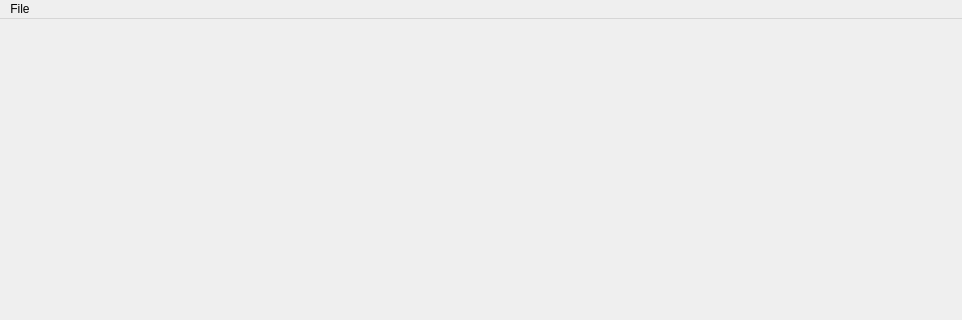
This is ActiveContours/UI/forms/mainwindow.ui in Theo-Silfa/GeoActiveContours as Qt 5 draws it before an edit; both pictures show x 0 to 962 and y 0 to 320 of the 962 by 604 pixel window. The edited form follows.
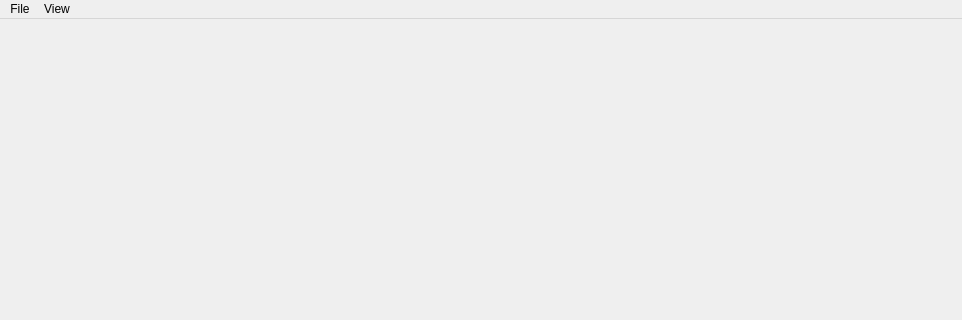
This is the edited form.

Patch:
```diff
--- a/ActiveContours/UI/forms/mainwindow.ui
+++ b/ActiveContours/UI/forms/mainwindow.ui
@@ -31,7 +31,14 @@
     </property>
     <addaction name="actionOpen"/>
    </widget>
+   <widget class="QMenu" name="menuView">
+    <property name="title">
+     <string>View</string>
+    </property>
+    <addaction name="actionTool_Bar"/>
+   </widget>
    <addaction name="menuFile"/>
+   <addaction name="menuView"/>
   </widget>
   <widget class="QStatusBar" name="statusBar"/>
   <action name="actionOpen">
```
Left out of the diff: 5 changed lines with no effect on the pictures.
